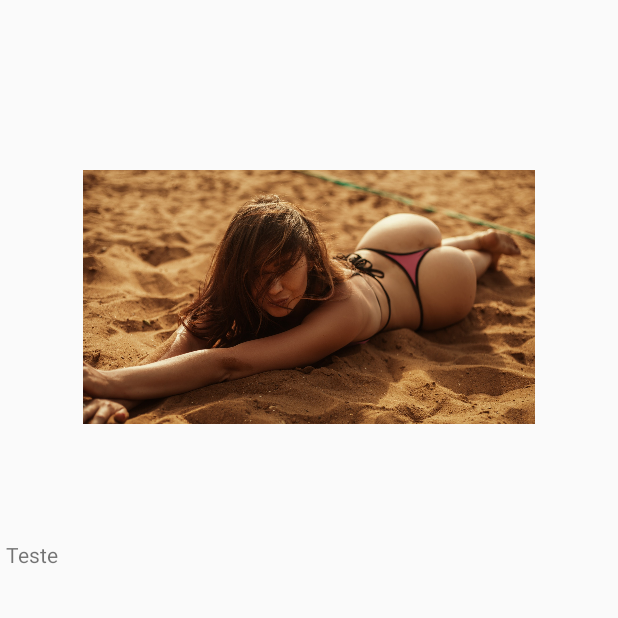
After one commit to ravelinejunior/EstudosNovos, an Android app: the PassandoDadosActivity screen opened directly, with no data from a screen before it, on a phone screen of 412 x 824 dp, the top half of it. The commit adds this screen. Run offline under Robolectric (Android 15) with nearby library versions, the phone set to English and light mode, and no system bars.

```diff
--- a/app/src/main/AndroidManifest.xml
+++ b/app/src/main/AndroidManifest.xml
@@ -9,7 +9,8 @@
         android:roundIcon="@mipmap/ic_launcher_round"
         android:supportsRtl="true"
         android:theme="@style/AppTheme">
-        <activity android:name=".activities.CardViewActivity"></activity>
+        <activity android:name=".activities.PassandoDadosActivity"></activity>
+        <activity android:name=".activities.CardViewActivity" />
         <activity android:name=".activities.RecyclerViewActivity" />
         <activity android:name=".activities.ListViewAcitivity" />
         <activity android:name=".activities.CalculadoraPorcentagem" />
--- a/app/src/main/java/br/com/raveline/estudosnovos/activities/CardViewActivity.java
+++ b/app/src/main/java/br/com/raveline/estudosnovos/activities/CardViewActivity.java
@@ -25,7 +25,7 @@ public class CardViewActivity extends AppCompatActivity {
         setContentView(R.layout.activity_card_view);
         recyclerViewCardView = findViewById(R.id.recyclerView_cardview_id);
 
-        AdapterCardViewRecycler adapterCardViewRecycler = new AdapterCardViewRecycler(postagensCardViewList);
+        AdapterCardViewRecycler adapterCardViewRecycler = new AdapterCardViewRecycler(postagensCardViewList,getApplicationContext());
 
         //configurar layout de recycler view
 
@@ -46,9 +46,6 @@ public class CardViewActivity extends AppCompatActivity {
 
         //definindo o adapter
         this.preparandoPostagens();
-
-
-
 
     }
 
--- /dev/null
+++ b/app/src/main/java/br/com/raveline/estudosnovos/activities/PassandoDadosActivity.java
@@ -0,0 +1,35 @@
+package br.com.raveline.estudosnovos.activities;
+
+import androidx.appcompat.app.AppCompatActivity;
+
+import android.os.Bundle;
+import android.util.Log;
+import android.widget.Button;
+import android.widget.ImageView;
+import android.widget.TextView;
+
+import br.com.raveline.estudosnovos.R;
+
+public class PassandoDadosActivity extends AppCompatActivity {
+    private ImageView imagemPassandodados;
+    private TextView descricaoPassandoDados;
+
+
+    @Override
+    protected void onCreate(Bundle savedInstanceState) {
+        super.onCreate(savedInstanceState);
+        setContentView(R.layout.activity_passando_dados);
+        imagemPassandodados = findViewById(R.id.imagem_id_passandoDados);
+        descricaoPassandoDados = findViewById(R.id.descricao_passandoDados_id);
+
+        Bundle b = new Bundle();
+        int imagem = b.getInt("imagemCardView",R.drawable.fototarde);
+       String descricao =  b.getString("descricaoHora","Teste");
+
+       descricaoPassandoDados.setText(descricao);
+        Log.d("imagem",imagemPassandodados.getDrawable().getCurrent().toString());
+       imagemPassandodados.setImageResource(imagem);
+       Log.d("descricao",descricaoPassandoDados.getText().toString());
+
+    }
+}
--- a/app/src/main/res/layout/activity_calculadora_porcentagem.xml
+++ b/app/src/main/res/layout/activity_calculadora_porcentagem.xml
@@ -4,7 +4,7 @@
     xmlns:tools="http://schemas.android.com/tools"
     android:layout_width="match_parent"
     android:layout_height="match_parent"
-    android:background="#B71C1C"
+    android:background="#002"
     tools:context=".activities.CalculadoraPorcentagem">
 
     <com.google.android.material.textfield.TextInputLayout
--- a/app/src/main/res/layout/activity_main.xml
+++ b/app/src/main/res/layout/activity_main.xml
@@ -161,4 +161,5 @@
         app:layout_constraintStart_toStartOf="@+id/listView_button_id"
         app:layout_constraintTop_toBottomOf="@+id/calculador_id_activity"
         app:layout_constraintVertical_bias="0.088" />
+
 </androidx.constraintlayout.widget.ConstraintLayout>
--- /dev/null
+++ b/app/src/main/res/layout/activity_passando_dados.xml
@@ -0,0 +1,33 @@
+<?xml version="1.0" encoding="utf-8"?>
+<androidx.constraintlayout.widget.ConstraintLayout xmlns:android="http://schemas.android.com/apk/res/android"
+    xmlns:app="http://schemas.android.com/apk/res-auto"
+    xmlns:tools="http://schemas.android.com/tools"
+    android:layout_width="match_parent"
+    android:layout_height="match_parent"
+    tools:context=".activities.PassandoDadosActivity">
+
+    <ImageView
+        android:id="@+id/imagem_id_passandoDados"
+        android:layout_width="0dp"
+        android:layout_height="300dp"
+        android:layout_marginStart="55dp"
+        android:layout_marginLeft="55dp"
+        android:layout_marginTop="48dp"
+        android:layout_marginEnd="55dp"
+        android:layout_marginRight="55dp"
+        android:src="@drawable/fallen"
+        app:layout_constraintEnd_toEndOf="parent"
+        app:layout_constraintStart_toStartOf="parent"
+        app:layout_constraintTop_toTopOf="parent" />
+
+    <TextView
+        android:id="@+id/descricao_passandoDados_id"
+        android:layout_width="0dp"
+        android:layout_height="wrap_content"
+        android:layout_marginTop="8dp"
+        android:padding="4dp"
+        android:text="TextView"
+        app:layout_constraintEnd_toEndOf="parent"
+        app:layout_constraintStart_toStartOf="parent"
+        app:layout_constraintTop_toBottomOf="@+id/imagem_id_passandoDados" />
+</androidx.constraintlayout.widget.ConstraintLayout>
```
Also changed, not shown: app/src/main/java/br/com/raveline/estudosnovos/adapter/AdapterCardViewRecycler.java (+27 -3 lines).
